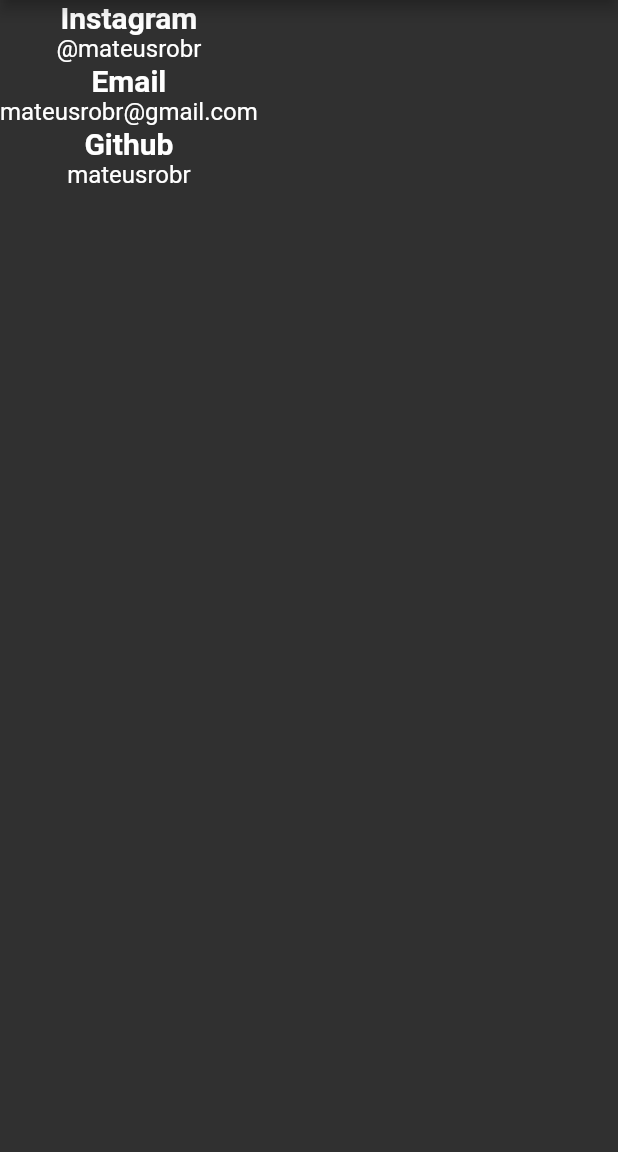
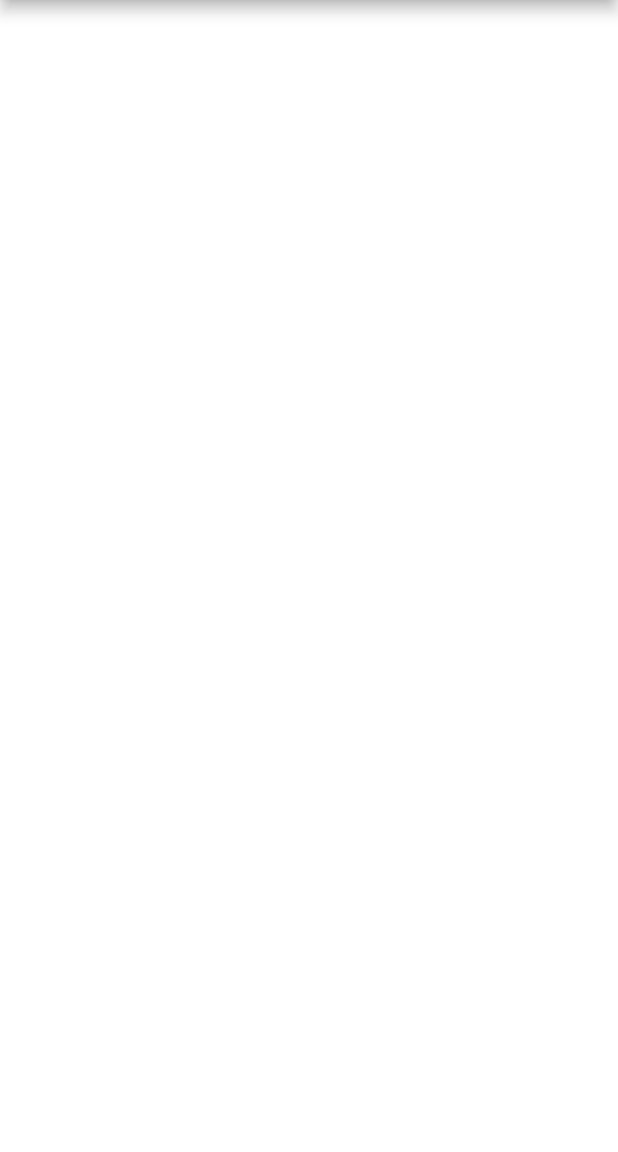
Before and after one commit to mateusrobr/flutter-web, a Flutter app: the GetInTouch screen opened by its route, on a phone screen of 412 x 824 dp, the part 84-1236 px from its top. Run offline on Flutter 3.47's test engine with Material 2 defaults, Android fonts, the phone set to English and light mode, and no system bars; our stand-ins replace go_router.

Commit message:
Update GetInTouch.dart

```diff
--- a/web_page/lib/GetInTouch.dart
+++ b/web_page/lib/GetInTouch.dart
@@ -12,6 +12,7 @@ class GetInTouch extends StatelessWidget{
 
   @override
   Widget build(BuildContext context){
+    Size size = MediaQuery.of(context).size;
     return Scaffold(
       appBar: AppBar(
         title: Text(
@@ -22,7 +23,11 @@ class GetInTouch extends StatelessWidget{
           ),
         ),
       ),
-      body: Container(
+      body: SizedBox(
+        height: size.height,
+        width: size.width,
+        child: Container(
+          color: Colors.white,
           child: Column(
             children: socialMedia.entries.map((element) {
               return Column(
@@ -45,6 +50,7 @@ class GetInTouch extends StatelessWidget{
             }).toList(),
             )
             ),
+      ),
     );
   }
 }
```
Lines whose indentation alone changed are shown as unchanged.
